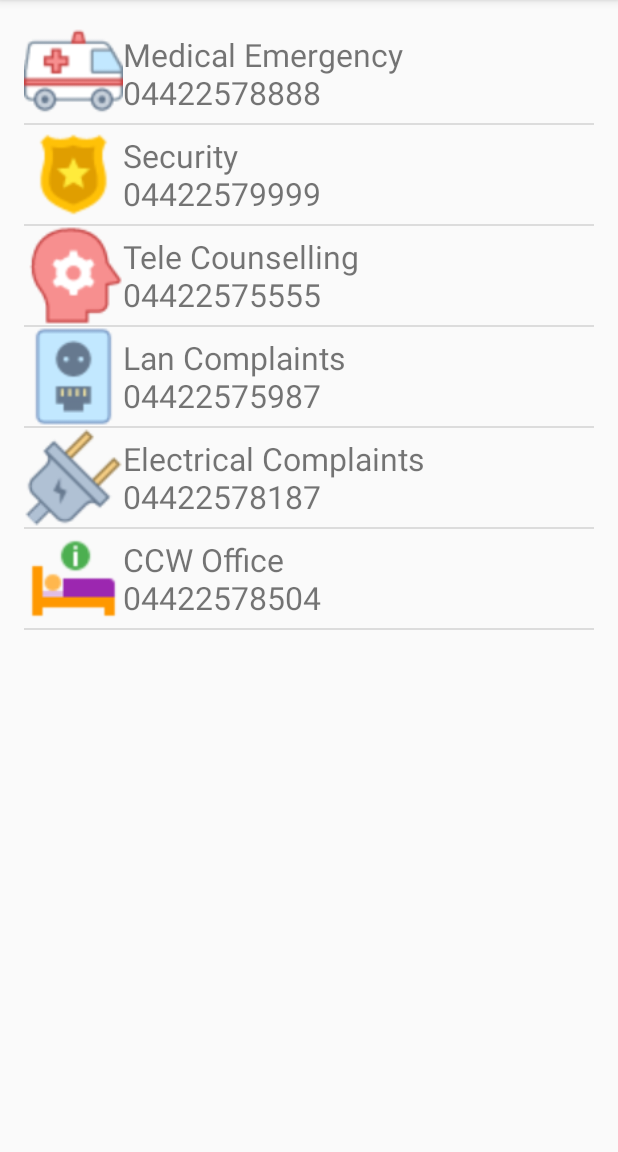
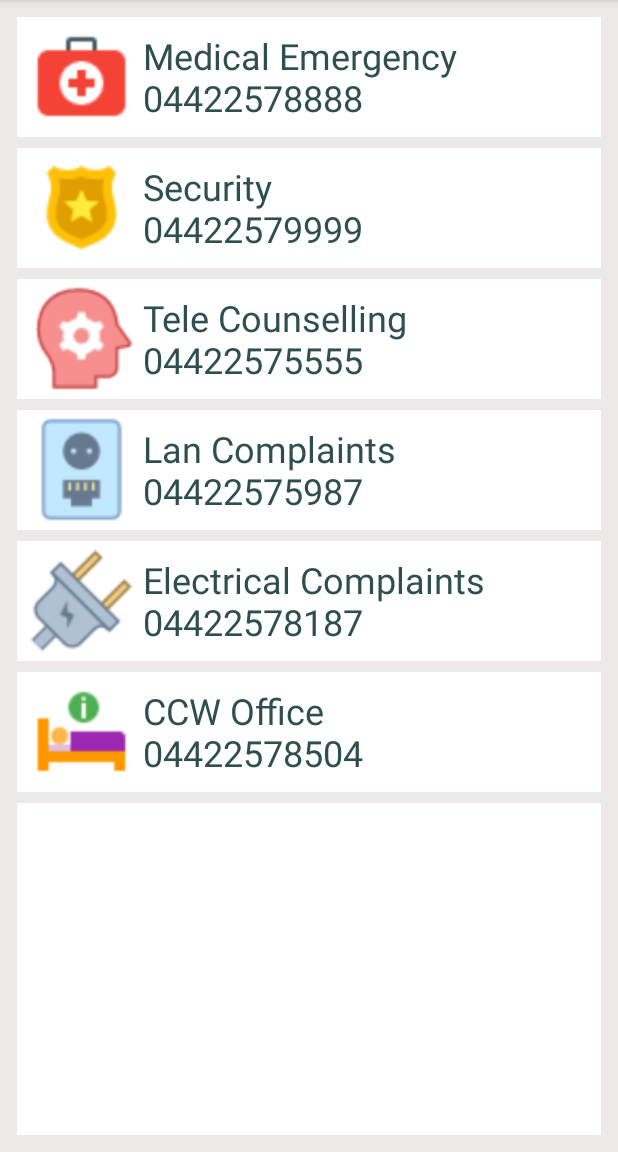
Before and after one commit to pcnayak5/callactivity, an Android app: the screen it shows after launch (MainActivity), on a phone screen of 412 x 824 dp, the part 84-1236 px from its top. Run offline under Robolectric (Android 15) with nearby library versions, the phone set to English and light mode, and no system bars.

Commit message:
First commit

```diff
--- a/app/src/main/java/com/example/prashanthc/call_activity/MainActivity.java
+++ b/app/src/main/java/com/example/prashanthc/call_activity/MainActivity.java
@@ -3,7 +3,8 @@ package com.example.prashanthc.call_activity;
 
 import android.support.v7.app.AppCompatActivity;
 import android.os.Bundle;
-
+import android.view.animation.Animation;
+import android.view.animation.AnimationUtils;
 import android.view.View;
 import android.widget.AdapterView;
 import android.widget.ArrayAdapter;
@@ -16,8 +17,8 @@ import android.widget.Toast;
 
 public class MainActivity extends AppCompatActivity {
 
-    String[] contacts = {"Medical Emergency\n04422578888", "Security\n04422579999", "Tele Counselling\n04422575555", "Lan Complaints\n04422575987",
-            "Electrical Complaints\n04422578187", "CCW Office\n04422578504"};
+    String[] contacts = {" Medical Emergency\n 04422578888", " Security\n 04422579999", " Tele Counselling\n 04422575555", " Lan Complaints\n 04422575987",
+            " Electrical Complaints\n 04422578187", " CCW Office\n 04422578504"};
 
     String[] phone = {"04422578888", "04422579999", "04422575555", "04422575987", "04422578187", "04422578504"};
     Integer[] imgid = {
@@ -64,6 +65,8 @@ public class MainActivity extends AppCompatActivity {
                     if (swipeDetector.getAction() == SwipeDetector.Action.LR) {
 
                         Intent tocall;
+
+
 
                         switch (position) {
                             case 0: {
--- a/app/src/main/java/com/example/prashanthc/call_activity/SwipeDetector.java
+++ b/app/src/main/java/com/example/prashanthc/call_activity/SwipeDetector.java
@@ -11,7 +11,9 @@ public class SwipeDetector implements View.OnTouchListener {
         LR, // Left to right
         RL,
         TB,
-        BT,// Right to left
+        BT,
+        Start,
+        Stop,// Right to left
         None // Action not found
     }
 
--- a/app/src/main/res/layout/activity_main.xml
+++ b/app/src/main/res/layout/activity_main.xml
@@ -2,17 +2,22 @@
 <RelativeLayout xmlns:android="http://schemas.android.com/apk/res/android"
     xmlns:tools="http://schemas.android.com/tools"
     android:id="@+id/activity_main"
+    android:background="#eee9e9"
     android:layout_width="match_parent"
     android:layout_height="match_parent"
     android:orientation="vertical"
-    android:paddingBottom="@dimen/activity_vertical_margin"
-    android:paddingLeft="@dimen/activity_horizontal_margin"
-    android:paddingRight="@dimen/activity_horizontal_margin"
-    android:paddingTop="@dimen/activity_vertical_margin"
+    android:paddingBottom="1dp"
+    android:paddingLeft="1dp"
+    android:paddingRight="1dp"
+    android:paddingTop="1dp"
     tools:context="com.example.prashanthc.call_activity.MainActivity">
 
     <ListView
         android:layout_width="match_parent"
         android:layout_height="match_parent"
+        android:divider="#eee9e9"
+        android:layout_margin="10dp"
+        android:background="#ffffff"
+        android:dividerHeight="11px"
         android:id="@id/listview"/>
 </RelativeLayout>
--- a/app/src/main/res/layout/rows.xml
+++ b/app/src/main/res/layout/rows.xml
@@ -8,14 +8,20 @@
     android:weightSum="1">
 
 
+    <Space
+        android:layout_height="80dp"
+        android:layout_weight="0"
+        android:layout_width="8dp" />
+
     <ImageView
-        android:layout_height="66dp"
 
         android:id="@+id/imageView"
         android:src="@drawable/pic6"
-        android:layout_width="66dp"
 
-        />
+        android:layout_gravity="right|center_horizontal|center"
+        android:layout_width="70dp"
+        android:layout_weight="0"
+        android:layout_height="70dp" />
 
 
     <LinearLayout android:layout_width="wrap_content"
@@ -25,12 +31,13 @@
     <TextView
         android:text="@string/textview"
         android:id="@+id/textView"
+        android:textColor="#2f4f4f"
         android:lines="2"
-        android:textSize="21sp"
+        android:textSize="24sp"
         android:layout_width="wrap_content"
         android:gravity="left|center"
         tools:textStyle="normal"
-        android:layout_height="66dp" />
+        android:layout_height="80dp" />
 
 
 </LinearLayout>
```
Also changed, not shown: app/src/main/res/drawable/pic1.png.
